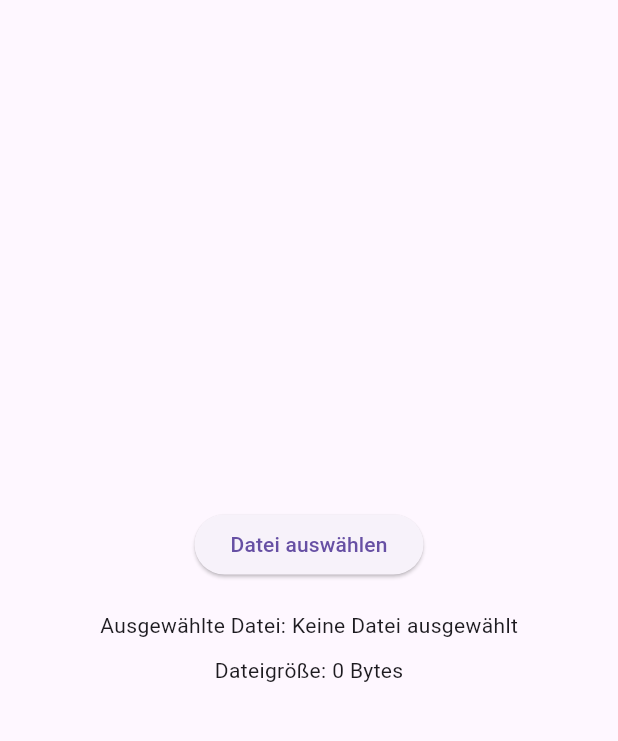
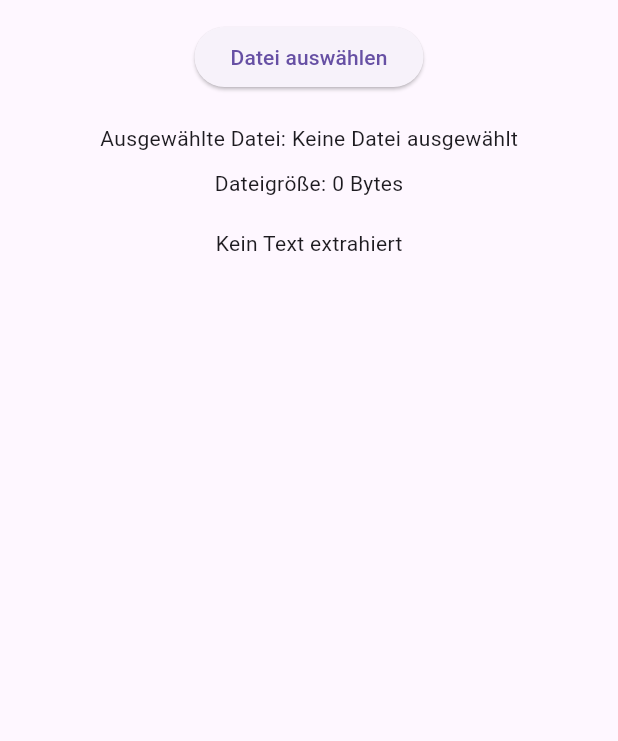
Before and after one commit to GernotDoriat/flutter_fts1, a Flutter app: the screen it shows after launch, after a tap on "Datei auswählen", on a phone screen of 412 x 824 dp, the part 63-804 px from its top. Run offline on Flutter 3.47's test engine with Material 3 defaults, Android fonts, the phone set to English and light mode, and no system bars; our stand-ins replace file_picker; missing offline and left inert: docx_to_text.

Commit message:
anzeige Text

```diff
--- a/lib/main.dart
+++ b/lib/main.dart
@@ -28,6 +28,7 @@ class MyHomePage extends StatefulWidget {
 class _MyHomePageState extends State<MyHomePage> {
   String _filePath = 'Keine Datei ausgewählt';
   int _fileSize = 0;
+  String _docxText = '';
 
   Future<void> _pickFile() async {
     // Datei-Auswahl asynchron durchführen
@@ -41,13 +42,16 @@ class _MyHomePageState extends State<MyHomePage> {
       final file = File(path);
       final bytes = await file.readAsBytes();
       int fileSize = bytes.length;
-      final text = docxToText(bytes, handleNumbering: true);
+
+      // Text aus der .docx Datei extrahieren
+      final text = await docxToText(bytes, handleNumbering: true);
       debugPrint(text);
 
       // Zustand synchron aktualisieren
       setState(() {
         _filePath = path;
         _fileSize = fileSize;
+        _docxText = text;
       });
 
       debugPrint(fileSize.toString());
@@ -56,6 +60,7 @@ class _MyHomePageState extends State<MyHomePage> {
       setState(() {
         _filePath = 'Keine Datei ausgewählt';
         _fileSize = 0;
+        _docxText = '';
       });
     }
   }
@@ -78,6 +83,13 @@ class _MyHomePageState extends State<MyHomePage> {
             Text('Ausgewählte Datei: $_filePath'),
             SizedBox(height: 10),
             Text('Dateigröße: $_fileSize Bytes'),
+            SizedBox(height: 20),
+            Expanded(
+              child: SingleChildScrollView(
+                child: Text(
+                    _docxText.isEmpty ? 'Kein Text extrahiert' : _docxText),
+              ),
+            ),
           ],
         ),
       ),
```
